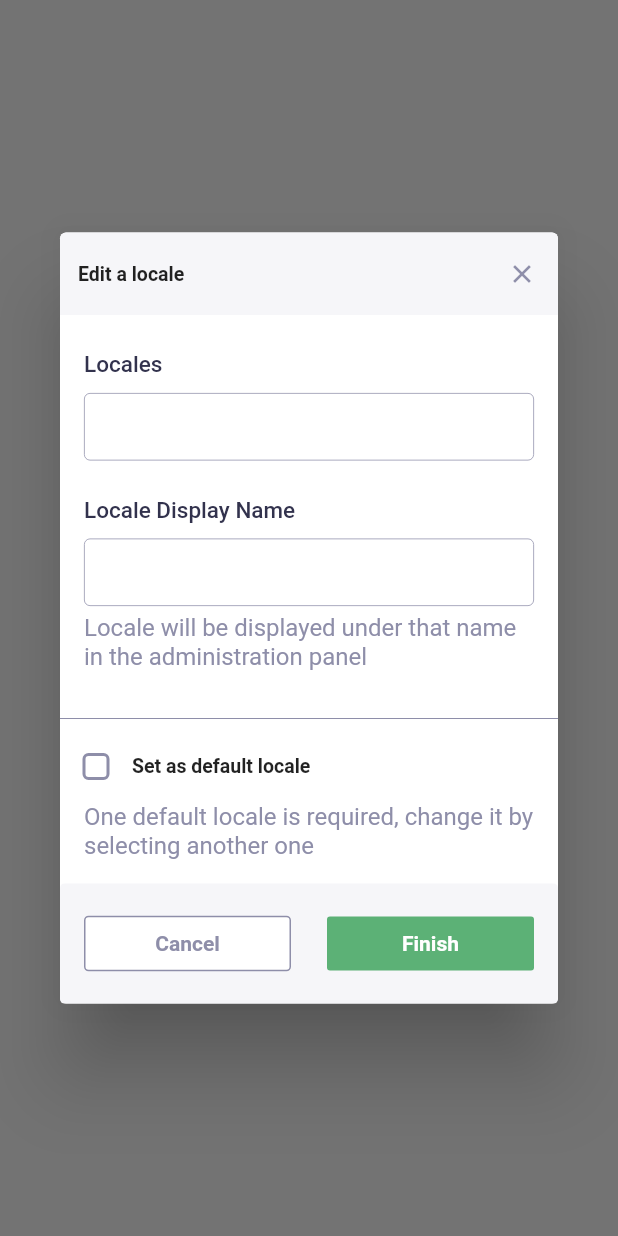
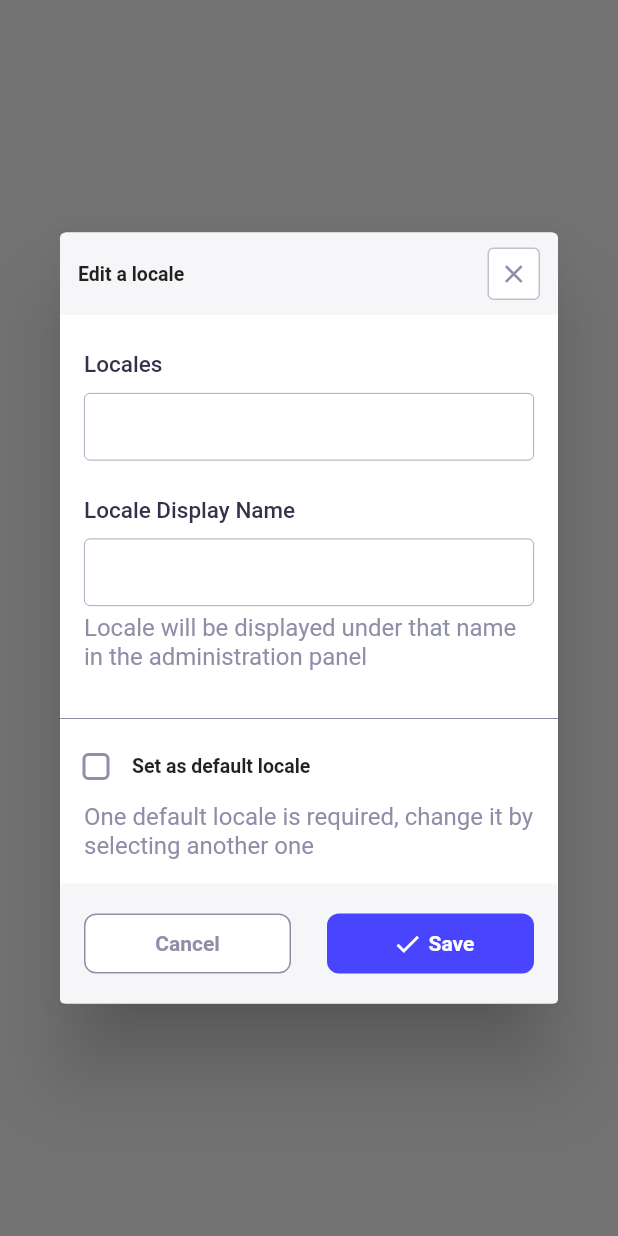
Before and after one commit to Saad-ISAA/strapi-mobile, a Flutter app: what showAddLocaleDialog() shows on an empty page, opened directly with empty values, on a phone screen of 412 x 824 dp. Run offline on Flutter 3.47's test engine with Material 2 defaults, Android fonts, the phone set to English and light mode, and no system bars; our stand-ins replace flutter_svg, font_awesome_flutter, shared_preferences, velocity_x, video_player; accounts and stored records are empty; network calls fail; Roboto replaces fonts that are missing (OpenSans).

Commit message:
edit locale dialog redesign

```diff
--- a/lib/Customwidgets/buttons.dart
+++ b/lib/Customwidgets/buttons.dart
@@ -1,5 +1,6 @@
 import 'package:flutter/material.dart';
 import 'package:flutter_svg/svg.dart';
+import 'package:velocity_x/velocity_x.dart';
 import 'package:strapi_flutter_cms/shared/colors.dart';
 
 class StrapiIconButton extends StatelessWidget {
@@ -69,7 +70,7 @@ class PrimarySettingsButton extends StatelessWidget {
       disabledColor: neutral300,
       shape: RoundedRectangleBorder(borderRadius: BorderRadius.circular(8)),
       minWidth: double.infinity,
-      height: 45,
+      height: 40,
       elevation: 0,
       onPressed: onPressed,
       color: color,
@@ -80,8 +81,9 @@ class PrimarySettingsButton extends StatelessWidget {
               ? SizedBox()
               : Icon(
                   icon,
+                  size: 20,
                   color: Colors.white,
-                ),
+                ).p(4),
           Text(
             text,
             style: TextStyle(fontWeight: FontWeight.bold, color: Colors.white),
@@ -102,10 +104,10 @@ class PrimaryCancelGreySquareButton extends StatelessWidget {
   Widget build(BuildContext context) {
     return MaterialButton(
       shape: RoundedRectangleBorder(
-          borderRadius: BorderRadius.circular(3),
+          borderRadius: BorderRadius.circular(8),
           side: BorderSide(color: neutral500, width: 1)),
       minWidth: double.infinity,
-      height: 37,
+      height: 40,
       elevation: 0,
       onPressed: onPressed,
       color: Colors.white,
--- a/lib/Customwidgets/dialogs.dart
+++ b/lib/Customwidgets/dialogs.dart
@@ -195,13 +195,22 @@ Container buildHeader(BuildContext context, String title) {
       children: [
         Text(title, style: TextStyle(fontSize: 13, fontWeight: FontWeight.bold))
             .pOnly(left: 12),
-        IconButton(
+        Container(
+          width: 35,
+          height: 35,
+          decoration: BoxDecoration(
+              color: Theme.of(context).colorScheme.surface,
+              borderRadius: BorderRadius.circular(4),
+              border: Border.all(width: 1, color: neutral300)),
+          margin: EdgeInsets.only(right: 12),
+          child: IconButton(
               splashRadius: 20,
               padding: EdgeInsets.all(0),
               onPressed: () {
                 context.pop();
               },
               icon: Icon(Icons.close, size: 20, color: neutral500)),
+        ),
       ],
     ),
   );
@@ -294,16 +303,12 @@ dynamic showAddLocaleDialog(context, SelectedLocale locale) {
                               )),
                               24.widthBox,
                               Expanded(
-                                child: MaterialButton(
-                                  elevation: 0,
+                                child: PrimarySettingsButton(
                                   onPressed: () {},
-                                  color: success500,
-                                  child: Text(
-                                    'Finish',
-                                    style: TextStyle(
-                                        fontWeight: FontWeight.bold,
-                                        color: Colors.white),
-                                  ),
+                                  icon: Icons.check,
+                                  color:
+                                      Theme.of(context).colorScheme.secondary,
+                                  text: 'Save',
                                 ),
                               ),
                             ],
```
Lines whose indentation alone changed are shown as unchanged.
